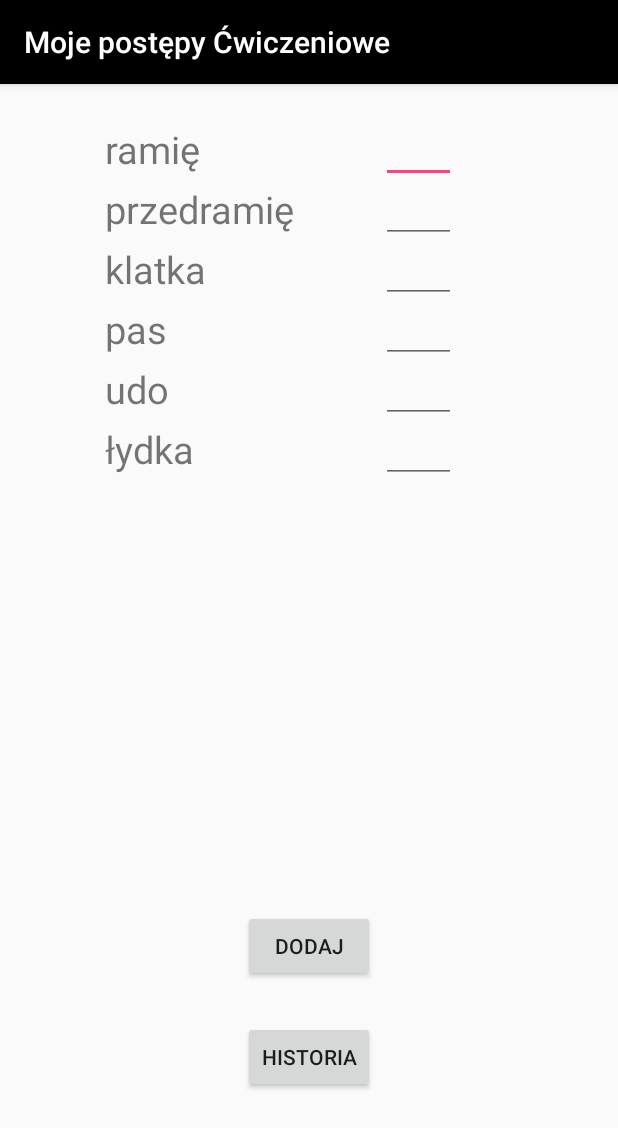
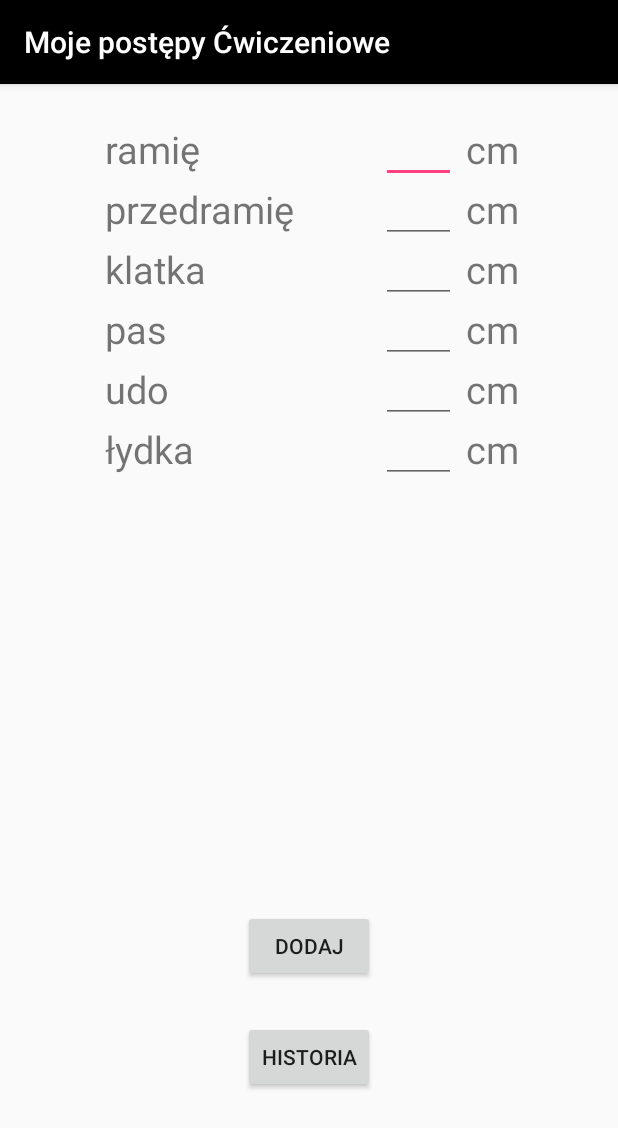
Before and after one commit to dida886/Projekt-GymFitUp, an Android app: the MyResult_Activity screen opened directly, with no data from a screen before it, on a phone screen of 412 x 824 dp. Shown: the top 1128 px of the screen. Run offline under Robolectric (Android 15) with nearby library versions, the phone set to English and light mode, and no system bars.

Commit message:
Przyłaczenie tabeli do głownej bazy, dodaie jednostek.
Dodałem tabelę body_circuits do bazy danych GYMFIT.db. Do aktywności MyResult_Actiity dodałem textView z jednostkami.

```diff
--- a/app/src/main/java/com/example/dmain/gymfit/database/Body_Circuits.java
+++ b/app/src/main/java/com/example/dmain/gymfit/database/Body_Circuits.java
@@ -8,7 +8,7 @@ import android.database.sqlite.SQLiteOpenHelper;
 
 public class Body_Circuits extends SQLiteOpenHelper{
 
-    public static final String DATABASE_NAME = "body.db";
+    public static final String DATABASE_NAME = "GYMFIT.db";
     public static final String TABLE_NAME = "body_circuits";
     public static final String ID = "ID";
     public static final String ARM = "ARM";
@@ -20,7 +20,7 @@ public class Body_Circuits extends SQLiteOpenHelper{
     public static final String DATA = "DATA";
 
     public Body_Circuits(Context context) {
-        super(context, DATABASE_NAME, null, 5);
+        super(context, DATABASE_NAME, null, 37);
 
     }
 
--- a/app/src/main/res/layout/activity_my_result_.xml
+++ b/app/src/main/res/layout/activity_my_result_.xml
@@ -151,4 +151,59 @@
         android:layout_marginBottom="95dp"
         android:text="Historia" />
 
+    <TextView
+        android:id="@+id/tv_unit_cm"
+        android:layout_width="wrap_content"
+        android:layout_height="wrap_content"
+        android:layout_alignParentEnd="true"
+        android:layout_alignTop="@+id/et_arm"
+        android:layout_marginEnd="66dp"
+        android:text="cm"
+        android:textSize="25dp" />
+
+    <TextView
+        android:id="@+id/tv_unit_cm_4"
+        android:layout_width="wrap_content"
+        android:layout_height="wrap_content"
+        android:layout_alignStart="@+id/tv_unit_cm"
+        android:layout_below="@+id/et_chest"
+        android:text="cm"
+        android:textSize="25dp" />
+
+    <TextView
+        android:id="@+id/tv_unit_cm_6"
+        android:layout_width="wrap_content"
+        android:layout_height="wrap_content"
+        android:layout_alignStart="@+id/tv_unit_cm"
+        android:layout_below="@+id/et_thigh"
+        android:text="cm"
+        android:textSize="25dp" />
+
+    <TextView
+        android:id="@+id/tv_unit_cm_5"
+        android:layout_width="wrap_content"
+        android:layout_height="wrap_content"
+        android:layout_alignStart="@+id/tv_unit_cm"
+        android:layout_below="@+id/et_waist"
+        android:text="cm"
+        android:textSize="25dp" />
+
+    <TextView
+        android:id="@+id/tv_unit_cm_3"
+        android:layout_width="wrap_content"
+        android:layout_height="wrap_content"
+        android:layout_alignStart="@+id/tv_unit_cm"
+        android:layout_below="@+id/et_forearm"
+        android:text="cm"
+        android:textSize="25dp" />
+
+    <TextView
+        android:id="@+id/tv_unit_cm_2"
+        android:layout_width="wrap_content"
+        android:layout_height="wrap_content"
+        android:layout_alignStart="@+id/tv_unit_cm"
+        android:layout_below="@+id/et_arm"
+        android:text="cm"
+        android:textSize="25dp" />
+
 </RelativeLayout>
```
Also changed, not shown: 1 other file.
